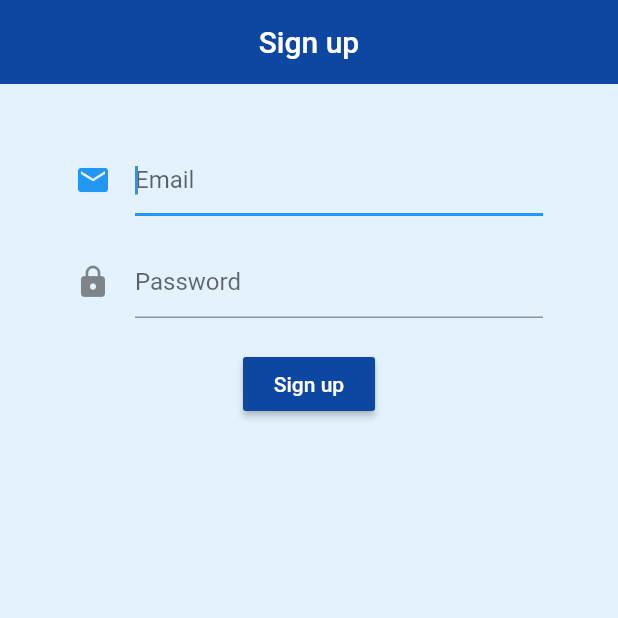
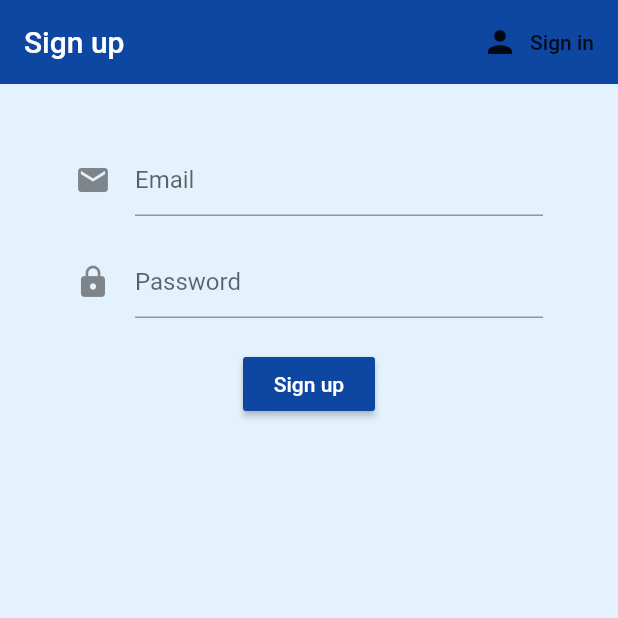
Before and after one commit to albertzoom11/HFAS_Cadets, a Flutter app: the screen it shows after launch, after a tap on "Sign up", on a phone screen of 412 x 824 dp, the top half of it. Run offline on Flutter 3.47's test engine with Material 2 defaults, Android fonts, the phone set to English and light mode, and no system bars; our stand-ins replace firebase_auth; accounts and stored records are empty.

Commit message:
sign up with firebase auth

```diff
--- a/hfas_cadets/lib/screens/authentication/authenticate.dart
+++ b/hfas_cadets/lib/screens/authentication/authenticate.dart
@@ -8,10 +8,15 @@ class Authenticate extends StatefulWidget {
 }
 
 class _AuthenticateState extends State<Authenticate> {
+  bool showSignIn = true;
+  void toggleView() {
+    setState(() {
+      showSignIn = !showSignIn;
+    });
+  }
+
   @override
   Widget build(BuildContext context) {
-    return Container(
-      child: SignUp(),
-    );
+    return showSignIn ? SignIn(toggleView: toggleView) : SignUp(toggleView: toggleView);
   }
 }
--- a/hfas_cadets/lib/screens/authentication/sign_in.dart
+++ b/hfas_cadets/lib/screens/authentication/sign_in.dart
@@ -2,6 +2,9 @@ import 'package:flutter/material.dart';
 import 'package:hfascadets/screens/services/auth.dart';
 
 class SignIn extends StatefulWidget {
+  final Function toggleView;
+  SignIn({this.toggleView});
+
   @override
   _SignInState createState() => _SignInState();
 }
@@ -21,7 +24,15 @@ class _SignInState extends State<SignIn> {
         backgroundColor: Colors.blue[900],
         elevation: 0.0,
         title: Text('Sign in'),
-        centerTitle: true,
+        actions: <Widget>[
+          FlatButton.icon(
+            icon: Icon(Icons.person),
+            label: Text('Sign up'),
+            onPressed: () {
+              widget.toggleView();
+            },
+          ),
+        ],
       ),
       body: Container(
         padding: EdgeInsets.symmetric(vertical: 20, horizontal: 50),
@@ -34,7 +45,6 @@ class _SignInState extends State<SignIn> {
                   icon: Icon(Icons.email),
                   hintText: 'Email',
                 ),
-                autofocus: true,
                 onChanged: (val) {
                   setState(() {
                     email = val;
--- a/hfas_cadets/lib/screens/authentication/sign_up.dart
+++ b/hfas_cadets/lib/screens/authentication/sign_up.dart
@@ -2,16 +2,21 @@ import 'package:flutter/material.dart';
 import 'package:hfascadets/screens/services/auth.dart';
 
 class SignUp extends StatefulWidget {
+  final Function toggleView;
+  SignUp({this.toggleView});
+
   @override
   _SignUpState createState() => _SignUpState();
 }
 
 class _SignUpState extends State<SignUp> {
   final AuthService _auth = AuthService();
+  final _formKey = GlobalKey<FormState>();
 
   // text field state
   String email = '';
   String password = '';
+  String error = '';
 
   @override
   Widget build(BuildContext context) {
@@ -21,11 +26,20 @@ class _SignUpState extends State<SignUp> {
         backgroundColor: Colors.blue[900],
         elevation: 0.0,
         title: Text('Sign up'),
-        centerTitle: true,
+        actions: <Widget>[
+          FlatButton.icon(
+            icon: Icon(Icons.person),
+            label: Text('Sign in'),
+            onPressed: () {
+              widget.toggleView();
+            },
+          ),
+        ],
       ),
       body: Container(
         padding: EdgeInsets.symmetric(vertical: 20, horizontal: 50),
         child: Form(
+          key: _formKey,
           child: Column(
             children: <Widget>[
               SizedBox(height: 20.0),
@@ -34,7 +48,7 @@ class _SignUpState extends State<SignUp> {
                   icon: Icon(Icons.email),
                   hintText: 'Email',
                 ),
-                autofocus: true,
+                validator: (val) => val.isEmpty ? 'Enter an email' : null,
                 onChanged: (val) {
                   setState(() {
                     email = val;
@@ -48,6 +62,7 @@ class _SignUpState extends State<SignUp> {
                   hintText: 'Password',
                 ),
                 obscureText: true,
+                validator: (val) => val.length < 6 ? 'Enter a password with at least 6 characters' : null,
                 onChanged: (val) {
                   setState(() {
                     password = val;
@@ -62,9 +77,24 @@ class _SignUpState extends State<SignUp> {
                   style: TextStyle(color: Colors.white),
                 ),
                 onPressed: () async {
-                  print('email: $email and password: $password');
+                  if (_formKey.currentState.validate()) {
+                    dynamic result = await _auth.signUpWithEmailAndPassword(email, password);
+                    if (result == null) {
+                      setState(() {
+                        error = 'Please enter a valid email';
+                      });
+                    }
+                  }
                 },
               ),
+              SizedBox(height: 12.0),
+              Text(
+                error,
+                style: TextStyle(
+                  color: Colors.red,
+                  fontSize: 14.0,
+                ),
+              )
             ],
           ),
         ),
```
Also changed, not shown: hfas_cadets/lib/screens/services/auth.dart (+10 -0 lines).
